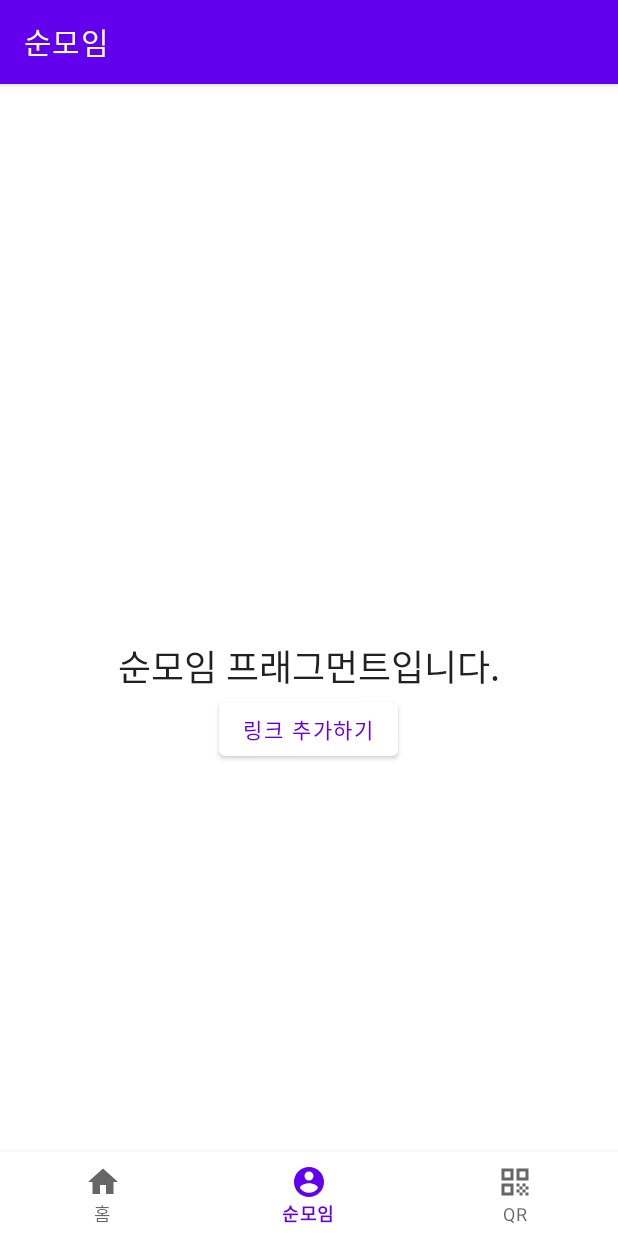
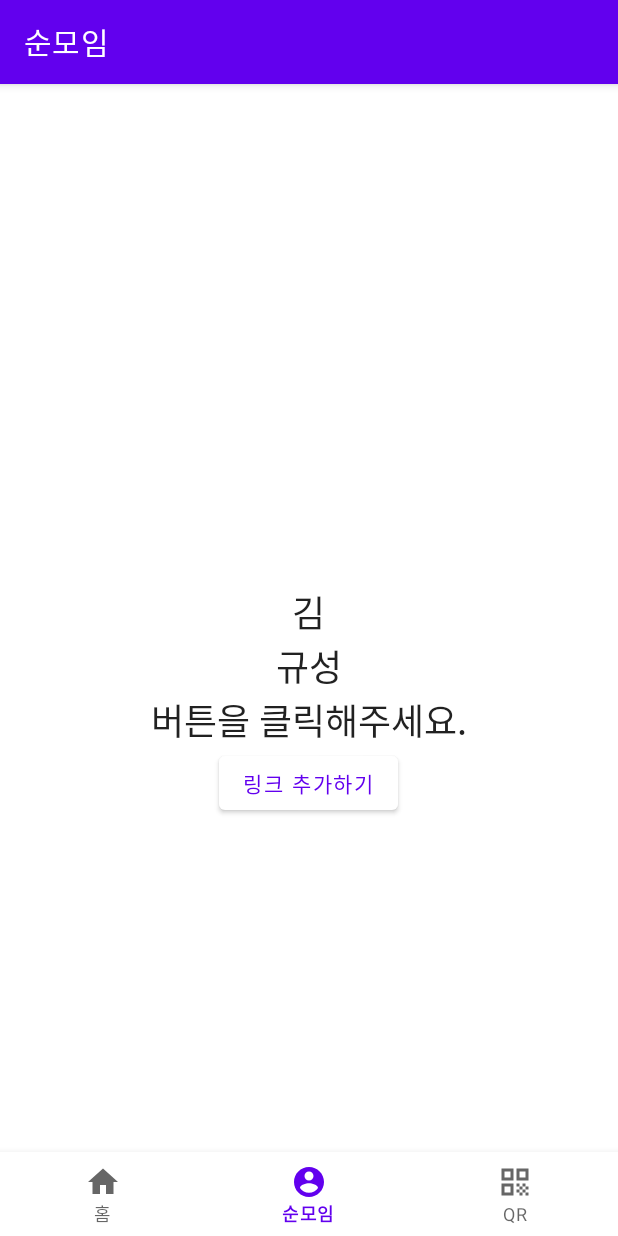
Before and after one commit to ksjmgrkks/J-people, an Android app: the CommunityFragment screen opened through its navigation route, on a phone screen of 412 x 824 dp. Run offline under Robolectric (Android 15) with nearby library versions, the phone set to English and light mode, and no system bars; our stand-ins replace data binding, navigation-ui.

Commit message:
Feat: CommunityFragment에서 databinding 연습 적용 2021/12/24 databinding과 viewModel을 어떻게 적용하는지 연습했다. https://developer.android.com/codelabs/android-databinding#5 까지 완료했고, https://developer.android.com/codelabs/android-databinding#6 부터 진행하면 된다.

```diff
--- a/app/src/main/java/kks/jpeople/ui/community/CommunityFragment.kt
+++ b/app/src/main/java/kks/jpeople/ui/community/CommunityFragment.kt
@@ -5,9 +5,12 @@ import android.view.LayoutInflater
 import android.view.View
 import android.view.ViewGroup
 import android.widget.TextView
+import android.widget.Toast
+import androidx.databinding.DataBindingUtil
 import androidx.fragment.app.Fragment
 import androidx.lifecycle.Observer
 import androidx.lifecycle.ViewModelProvider
+import kks.jpeople.R
 import kks.jpeople.databinding.FragmentCommunityBinding
 
 class CommunityFragment : Fragment() {
@@ -61,6 +64,12 @@ class CommunityFragment : Fragment() {
         /** binding.root -> fragment_community.xml 을 의미함 */
         val root: View = binding.root
         val textView: TextView = binding.textCommunity
+
+        // data binding 변수를 이용하는법
+        binding.name = "규성"
+        binding.lastName = "김"
+        binding.viewmodel = communityViewModel
+
         /**
          * 람다함수
          * 링크 : https://codechacha.com/ko/kotlin-lambda-expressions/
--- a/app/src/main/java/kks/jpeople/ui/community/CommunityViewModel.kt
+++ b/app/src/main/java/kks/jpeople/ui/community/CommunityViewModel.kt
@@ -1,4 +1,5 @@
 package kks.jpeople.ui.community
+import android.widget.Toast
 import androidx.lifecycle.LiveData
 import androidx.lifecycle.MutableLiveData
 import androidx.lifecycle.ViewModel
@@ -124,7 +125,16 @@ class CommunityViewModel : ViewModel() {
  */
 
     private val _text = MutableLiveData<String>().apply {
-        value = "순모임 프래그먼트입니다."
+        value = "버튼을 클릭해주세요."
     }
+
+    fun clickButton() {
+        _text.apply {
+            value = "버튼을 클릭했습니다."
+        }
+    }
+
     val text: LiveData<String> = _text
+
+
 }
--- a/app/src/main/res/layout/fragment_community.xml
+++ b/app/src/main/res/layout/fragment_community.xml
@@ -1,49 +1,20 @@
 <?xml version="1.0" encoding="utf-8"?>
-<!--
-  ~ Copyright 2018 Google LLC
-  ~
-  ~ Licensed under the Apache License, Version 2.0 (the "License");
-  ~ you may not use this file except in compliance with the License.
-  ~ You may obtain a copy of the License at
-  ~
-  ~     https://www.apache.org/licenses/LICENSE-2.0
-  ~
-  ~ Unless required by applicable law or agreed to in writing, software
-  ~ distributed under the License is distributed on an "AS IS" BASIS,
-  ~ WITHOUT WARRANTIES OR CONDITIONS OF ANY KIND, either express or implied.
-  ~ See the License for the specific language governing permissions and
-  ~ limitations under the License.
-  -->
-
 <layout xmlns:android="http://schemas.android.com/apk/res/android"
     xmlns:app="http://schemas.android.com/apk/res-auto"
     xmlns:tools="http://schemas.android.com/tools"
     tools:context="ui.community.CommunityFragment">
 
-<!--    <data>-->
-
-<!--        <variable-->
-<!--            name="hasPlantings"-->
-<!--            type="boolean" />-->
-
-<!--    </data>-->
+    <data>
+        <variable name="name" type="String"/>
+        <variable name="lastName" type="String"/>
+        <variable
+            name="viewmodel"
+            type="kks.jpeople.ui.community.CommunityViewModel"/>
+    </data>
 
     <FrameLayout
         android:layout_width="match_parent"
         android:layout_height="match_parent">
-
-<!--        <androidx.recyclerview.widget.RecyclerView-->
-<!--            android:id="@+id/garden_list"-->
-<!--            android:layout_width="match_parent"-->
-<!--            android:layout_height="match_parent"-->
-<!--            android:clipToPadding="false"-->
-<!--            android:layout_marginStart="@dimen/card_side_margin"-->
-<!--            android:layout_marginEnd="@dimen/card_side_margin"-->
-<!--            android:layout_marginTop="@dimen/margin_normal"-->
-<!--            app:isGone="@{!hasPlantings}"-->
-<!--            app:layoutManager="androidx.recyclerview.widget.StaggeredGridLayoutManager"-->
-<!--            app:spanCount="3"-->
-<!--            tools:listitem="@layout/list_item_community_link"/>-->
 
         <LinearLayout
             android:layout_width="match_parent"
@@ -52,10 +23,24 @@
             android:orientation="vertical">
 
             <TextView
+                android:id="@+id/plain_lastname"
+                android:layout_width="wrap_content"
+                android:layout_height="wrap_content"
+                android:text="@{lastName}"
+                android:textAppearance="?attr/textAppearanceHeadline5" />
+
+            <TextView
+                android:id="@+id/plain_name"
+                android:layout_width="wrap_content"
+                android:layout_height="wrap_content"
+                android:text="@{name}"
+                android:textAppearance="?attr/textAppearanceHeadline5" />
+
+            <TextView
                 android:id="@+id/text_community"
                 android:layout_width="wrap_content"
                 android:layout_height="wrap_content"
-                android:text="@string/link_empty"
+                android:text="@{viewmodel.text}"
                 android:textAppearance="?attr/textAppearanceHeadline5" />
 
             <com.google.android.material.button.MaterialButton
@@ -64,6 +49,7 @@
                 android:layout_height="wrap_content"
                 android:textColor="?attr/colorPrimary"
                 android:text="@string/add_link"
+                android:onClick="@{() -> viewmodel.clickButton()}"
                 app:backgroundTint="?attr/colorOnPrimary"/>
 
         </LinearLayout>
```
